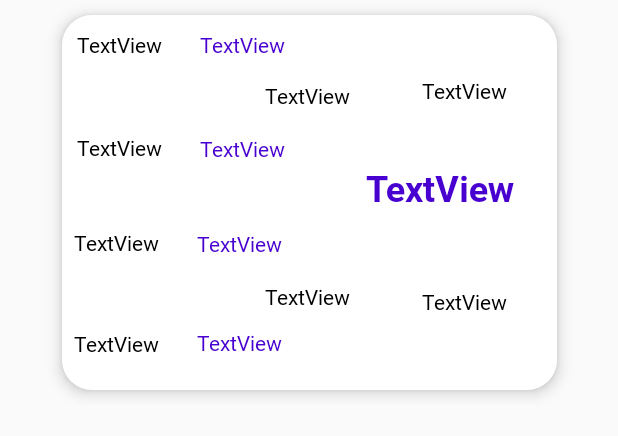
After one commit to marcinsitkiewicz/Trip-planner-Android-app, an Android app: the layout flight_row_two_way.xml on its own in the app's theme, with its tools: preview values and no code run, on a phone screen of 412 x 824 dp. The commit adds this screen. Shown: the top 436 px of the screen. Run offline under Robolectric (Android 15) with nearby library versions, the phone set to English and light mode, and no system bars.

Commit message:
two way flights added to results view

```diff
--- a/app/src/main/java/com/example/trip_planner_andrid_app/SearchForFlightsActivity.kt
+++ b/app/src/main/java/com/example/trip_planner_andrid_app/SearchForFlightsActivity.kt
@@ -16,8 +16,8 @@ import java.util.*
 class SearchForFlightsActivity : AppCompatActivity() {
 
     private val formatDate = SimpleDateFormat("yyyy-MM-dd", Locale.US)
-    private lateinit var outboundDateString : String
-    private lateinit var inboundDateString : String
+    private var outboundDateString : String = ""
+    private var inboundDateString : String = ""
 
     @SuppressLint("SetTextI18n")
     override fun onCreate(savedInstanceState: Bundle?) {
@@ -45,7 +45,6 @@ class SearchForFlightsActivity : AppCompatActivity() {
             selectDate.set(Calendar.DAY_OF_MONTH, i3)
             val date = formatDate.format(selectDate.time)
             outboundDateString = date.toString()
-            Toast.makeText(this, "Date: $date", Toast.LENGTH_SHORT).show()
             btn_timePickerWylot.text=date
 
         }, getDate.get(Calendar.YEAR), getDate.get(Calendar.MONTH), getDate.get(Calendar.DAY_OF_MONTH))
@@ -61,7 +60,6 @@ class SearchForFlightsActivity : AppCompatActivity() {
                 selectDate.set(Calendar.DAY_OF_MONTH, i3)
                 val date = formatDate.format(selectDate.time)
                 inboundDateString = date.toString()
-                Toast.makeText(this, "Date: $date", Toast.LENGTH_SHORT).show()
                 btn_timePickerPrzylot.text=date
 
             }, getDate.get(Calendar.YEAR), getDate.get(Calendar.MONTH), getDate.get(Calendar.DAY_OF_MONTH))
--- /dev/null
+++ b/app/src/main/res/layout/flight_row_two_way.xml
@@ -0,0 +1,185 @@
+<?xml version="1.0" encoding="utf-8"?>
+<androidx.constraintlayout.widget.ConstraintLayout xmlns:android="http://schemas.android.com/apk/res/android"
+                                                   xmlns:app="http://schemas.android.com/apk/res-auto"
+                                                   xmlns:tools="http://schemas.android.com/tools"
+                                                   android:layout_width="match_parent"
+                                                   android:layout_height="wrap_content"
+                                                   android:paddingBottom="10dp">
+
+
+    <TextView
+            android:id="@+id/wylot_z"
+            android:layout_width="wrap_content"
+            android:layout_height="wrap_content"
+            android:layout_marginStart="10dp"
+            android:layout_marginTop="10dp"
+            android:elevation="7dp"
+            android:fontFamily="@font/robotoregular"
+            android:text="TextView"
+            android:textColor="#000000"
+            app:layout_constraintStart_toStartOf="@+id/view3"
+            app:layout_constraintTop_toTopOf="@+id/view3" />
+
+    <TextView
+            android:id="@+id/wylot_z2"
+            android:layout_width="wrap_content"
+            android:layout_height="wrap_content"
+            android:layout_marginStart="8dp"
+            android:elevation="7dp"
+            android:fontFamily="@font/robotoregular"
+            android:text="TextView"
+            android:textColor="#000000"
+            app:layout_constraintStart_toStartOf="@+id/view3" app:layout_constraintTop_toBottomOf="@+id/przylot_do"
+            android:layout_marginTop="44dp"/>
+    <TextView
+            android:id="@+id/data_wylotu"
+            android:layout_width="wrap_content"
+            android:layout_height="wrap_content"
+            android:layout_marginStart="25dp"
+            android:layout_marginTop="10dp"
+            android:elevation="7dp"
+            android:fontFamily="@font/robotoregular"
+            android:text="TextView"
+            android:textColor="#4800D0"
+            app:layout_constraintStart_toEndOf="@+id/wylot_z"
+            app:layout_constraintTop_toTopOf="@+id/view3" />
+
+    <TextView
+            android:id="@+id/data_wylotu2"
+            android:layout_width="wrap_content"
+            android:layout_height="wrap_content"
+            android:elevation="7dp"
+            android:fontFamily="@font/robotoregular"
+            android:text="TextView"
+            android:textColor="#4800D0"
+            app:layout_constraintStart_toEndOf="@+id/wylot_z2"
+            app:layout_constraintTop_toBottomOf="@+id/data_przylotu" android:layout_marginTop="44dp"
+            android:layout_marginStart="25dp"/>
+    <TextView
+            android:id="@+id/przylot_do"
+            android:layout_width="wrap_content"
+            android:layout_height="wrap_content"
+            android:layout_marginStart="10dp"
+            android:layout_marginBottom="152dp"
+            android:elevation="7dp"
+            android:fontFamily="@font/robotoregular"
+            android:text="TextView"
+            android:textColor="#000000"
+            app:layout_constraintBottom_toBottomOf="@+id/view3"
+            app:layout_constraintStart_toStartOf="@+id/view3" app:layout_constraintTop_toBottomOf="@+id/wylot_z"
+            app:layout_constraintVertical_bias="1.0"/>
+
+    <TextView
+            android:id="@+id/przylot_do2"
+            android:layout_width="wrap_content"
+            android:layout_height="wrap_content"
+            android:layout_marginStart="8dp"
+            android:elevation="7dp"
+            android:fontFamily="@font/robotoregular"
+            android:text="TextView"
+            android:textColor="#000000"
+            app:layout_constraintStart_toStartOf="@+id/view3" app:layout_constraintTop_toBottomOf="@+id/wylot_z2"
+            android:layout_marginTop="48dp"/>
+    <TextView
+            android:id="@+id/data_przylotu"
+            android:layout_width="wrap_content"
+            android:layout_height="wrap_content"
+            android:layout_marginStart="25dp"
+            android:layout_marginBottom="10dp"
+            android:elevation="7dp"
+            android:fontFamily="@font/robotoregular"
+            android:text="TextView"
+            android:textColor="#4800D0"
+            app:layout_constraintBottom_toBottomOf="@+id/view3"
+            app:layout_constraintStart_toEndOf="@+id/przylot_do"
+            app:layout_constraintTop_toBottomOf="@+id/data_wylotu" app:layout_constraintVertical_bias="0.26"/>
+
+    <TextView
+            android:id="@+id/data_przylotu2"
+            android:layout_width="wrap_content"
+            android:layout_height="wrap_content"
+            android:layout_marginBottom="10dp"
+            android:elevation="7dp"
+            android:fontFamily="@font/robotoregular"
+            android:text="TextView"
+            android:textColor="#4800D0"
+            app:layout_constraintBottom_toBottomOf="@+id/view3"
+            app:layout_constraintStart_toEndOf="@+id/przylot_do2"
+            app:layout_constraintTop_toBottomOf="@+id/data_wylotu2" app:layout_constraintVertical_bias="0.8"
+            android:layout_marginStart="25dp"/>
+    <TextView
+            android:id="@+id/cena"
+            android:layout_width="wrap_content"
+            android:layout_height="wrap_content"
+            android:layout_marginEnd="28dp"
+            android:elevation="7dp"
+            android:fontFamily="@font/robotobold"
+            android:text="TextView"
+            android:textColor="#4800D0"
+            app:layout_constraintEnd_toEndOf="@+id/view3"
+            app:layout_constraintTop_toTopOf="@+id/view3" app:layout_constraintBottom_toBottomOf="@+id/view3"
+            app:layout_constraintVertical_bias="0.454" android:textSize="24sp"/>
+
+    <TextView
+            android:id="@+id/przewoznik"
+            android:layout_width="wrap_content"
+            android:layout_height="wrap_content"
+            android:elevation="7dp"
+            android:fontFamily="@font/robotoregular"
+            android:text="TextView"
+            android:textColor="#000000"
+            app:layout_constraintTop_toTopOf="@+id/view3"
+            app:layout_constraintBottom_toTopOf="@+id/cena" app:layout_constraintStart_toEndOf="@+id/przesiadki"
+            android:layout_marginStart="48dp" app:layout_constraintVertical_bias="0.511"/>
+    <TextView
+            android:id="@+id/przewoznik2"
+            android:layout_width="wrap_content"
+            android:layout_height="wrap_content"
+            android:elevation="7dp"
+            android:fontFamily="@font/robotoregular"
+            android:text="TextView"
+            android:textColor="#000000"
+            app:layout_constraintStart_toEndOf="@+id/przesiadki"
+            android:layout_marginStart="48dp" app:layout_constraintTop_toBottomOf="@+id/cena"
+            app:layout_constraintBottom_toBottomOf="@+id/view3"/>
+    <TextView
+            android:id="@+id/przesiadki"
+            android:layout_width="wrap_content"
+            android:layout_height="wrap_content"
+            android:elevation="7dp"
+            android:fontFamily="@font/robotoregular"
+            android:text="TextView"
+            android:textColor="#000000"
+            app:layout_constraintBottom_toBottomOf="@+id/view3"
+            app:layout_constraintEnd_toEndOf="@+id/view3"
+            app:layout_constraintStart_toStartOf="@+id/view3"
+            app:layout_constraintTop_toTopOf="@+id/view3" app:layout_constraintHorizontal_bias="0.496"
+            app:layout_constraintVertical_bias="0.19"/>
+    <TextView
+            android:id="@+id/przesiadki2"
+            android:layout_width="wrap_content"
+            android:layout_height="19dp"
+            android:elevation="7dp"
+            android:fontFamily="@font/robotoregular"
+            android:text="TextView"
+            android:textColor="#000000"
+            android:layout_marginTop="15dp"
+            app:layout_constraintTop_toBottomOf="@+id/data_wylotu2"
+            app:layout_constraintBottom_toBottomOf="@+id/view3" app:layout_constraintStart_toStartOf="@+id/view3"
+            app:layout_constraintEnd_toStartOf="@+id/przewoznik2" app:layout_constraintHorizontal_bias="0.737"
+            app:layout_constraintVertical_bias="0.018"/>
+    <View
+            android:id="@+id/view3"
+            android:layout_width="330dp"
+            android:layout_height="250dp"
+            android:layout_marginTop="10dp"
+            android:layout_marginBottom="10dp"
+            android:background="@drawable/bg_flights_row"
+            android:elevation="6dp"
+            android:padding="5dp"
+            android:visibility="visible"
+            app:layout_constraintBottom_toBottomOf="parent"
+            app:layout_constraintEnd_toEndOf="parent"
+            app:layout_constraintStart_toStartOf="parent"
+            app:layout_constraintTop_toTopOf="parent"/>
+</androidx.constraintlayout.widget.ConstraintLayout>
```
Also changed, not shown: app/src/main/java/com/example/trip_planner_andrid_app/FlightsAdapter.kt (added, +156 -0 lines), app/src/main/java/com/example/trip_planner_andrid_app/MainAdapter.kt (deleted, +0 -54 lines), app/src/main/java/com/example/trip_planner_andrid_app/flights/FlightsListActivity.kt (+14 -4 lines).
